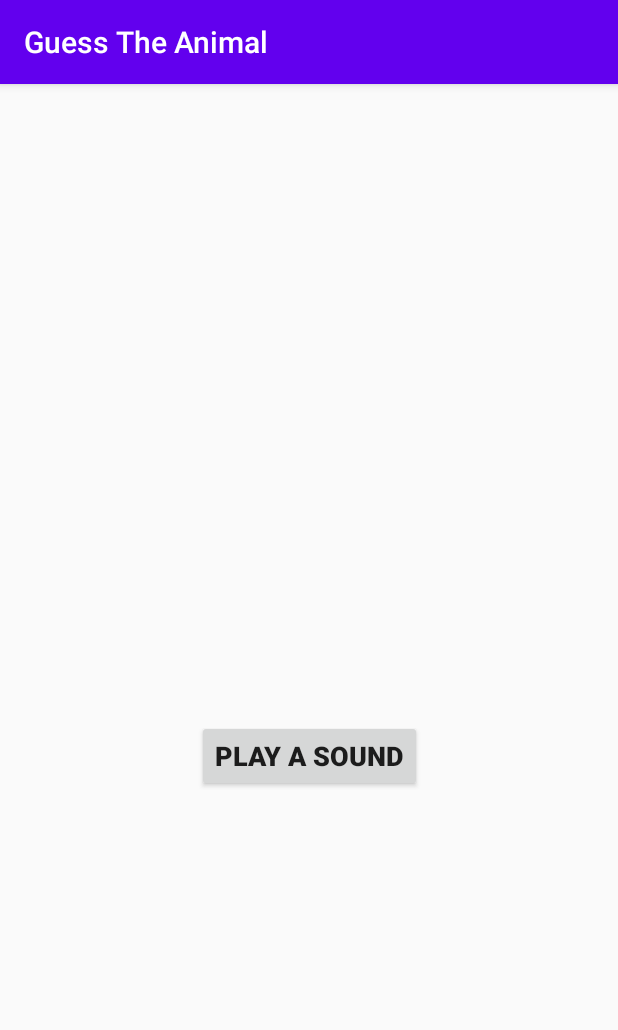
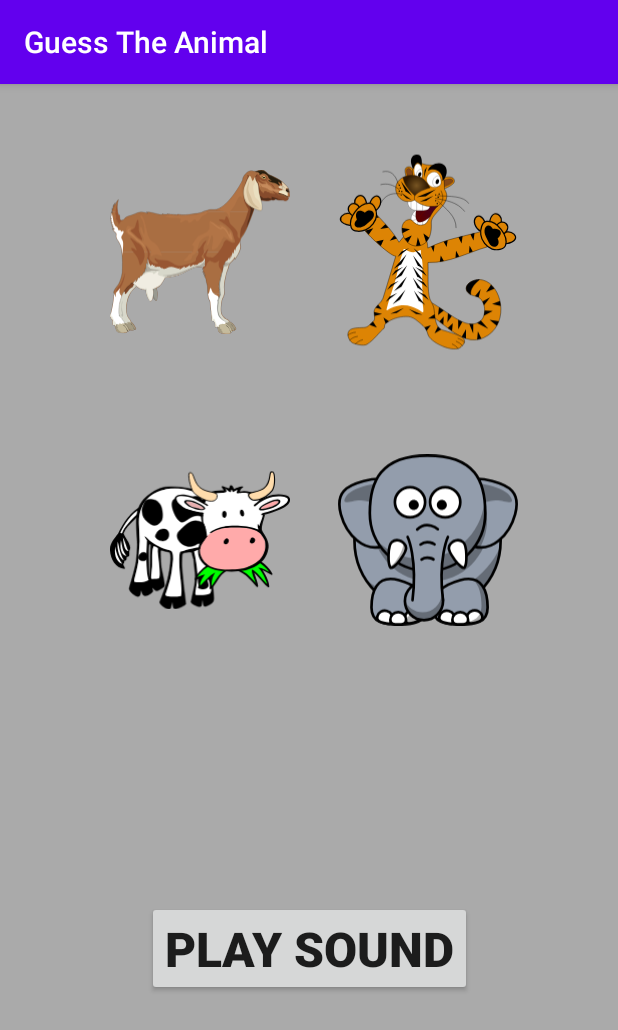
Before and after one commit to maXXCZ1/GTA, an Android app: the GameFragment screen opened through its navigation route, on a phone screen of 412 x 824 dp. Shown: the top 1030 px of the screen. Run offline under Robolectric (Android 15) with nearby library versions, the phone set to English and light mode, and no system bars; our stand-ins replace data binding.

Commit message:
pickAnimals(), Livedata observers, setOnclickListener + function

```diff
--- a/app/src/main/java/opkp/solutions/guesstheanimal/StartupFragment.kt
+++ b/app/src/main/java/opkp/solutions/guesstheanimal/StartupFragment.kt
@@ -13,8 +13,6 @@ import android.view.animation.AnimationUtils
 import androidx.databinding.DataBindingUtil
 import androidx.fragment.app.Fragment
 import androidx.navigation.fragment.findNavController
-
-
 import opkp.solutions.guesstheanimal.databinding.FragmentStartupBinding
 
 
--- a/app/src/main/java/opkp/solutions/guesstheanimal/game/GameFragment.kt
+++ b/app/src/main/java/opkp/solutions/guesstheanimal/game/GameFragment.kt
@@ -1,11 +1,20 @@
 package opkp.solutions.guesstheanimal.game
 
+import android.media.MediaPlayer
 import android.os.Bundle
-import androidx.fragment.app.Fragment
+import android.util.Log
 import android.view.LayoutInflater
 import android.view.View
 import android.view.ViewGroup
+import android.widget.Toast
+import androidx.databinding.DataBindingUtil
+import androidx.fragment.app.Fragment
+import androidx.lifecycle.LifecycleObserver
+import androidx.lifecycle.ViewModelProvider
+import androidx.navigation.fragment.findNavController
 import opkp.solutions.guesstheanimal.R
+import opkp.solutions.guesstheanimal.databinding.FragmentGameBinding
+
 
 // TODO: Rename parameter arguments, choose names that match
 // the fragment initialization parameters, e.g. ARG_ITEM_NUMBER
@@ -17,34 +26,62 @@ import opkp.solutions.guesstheanimal.R
  */
 class GameFragment : Fragment() {
 
+    private lateinit var viewModel: GameViewModel
+    private lateinit var soundPlayer: MediaPlayer
+    private var soundID: kotlin.Int = 0
 
     override fun onCreateView(
         inflater: LayoutInflater, container: ViewGroup?,
         savedInstanceState: Bundle?
     ): View? {
         // Inflate the layout for this fragment
-        return inflater.inflate(R.layout.fragment_game, container, false)
+        val binding = DataBindingUtil.inflate<FragmentGameBinding>(
+            inflater,
+            R.layout.fragment_game,
+            container,
+            false
+        )
+        viewModel = ViewModelProvider(this).get(GameViewModel::class.java)
 
 
+//        TODO maybe implament later
+        binding.gameviewModel = viewModel
+        binding.lifecycleOwner = viewLifecycleOwner
+
+
+
+        viewModel.picture1.observe(viewLifecycleOwner, binding.picture1::setImageResource)
+        viewModel.picture2.observe(viewLifecycleOwner, binding.picture2::setImageResource)
+        viewModel.picture3.observe(viewLifecycleOwner, binding.picture3::setImageResource)
+        viewModel.picture4.observe(viewLifecycleOwner, binding.picture4::setImageResource)
+
+        viewModel.buttonSound.observe(
+            viewLifecycleOwner,
+            { newSoundID -> soundID = newSoundID }
+        )
+
+        viewModel.eventGameFinished.observe(viewLifecycleOwner,
+            { hasFinished -> if (hasFinished) gameFinished() })
+
+        binding.soundButton.setOnClickListener { onClick()}
+
+        return binding.root
     }
 
-//    companion object {
-//        /**
-//         * Use this factory method to create a new instance of
-//         * this fragment using the provided parameters.
-//         *
-//         * @param param1 Parameter 1.
-//         * @param param2 Parameter 2.
-//         * @return A new instance of fragment Game.
-//         */
-//        // TODO: Rename and change types and number of parameters
-//        @JvmStatic
-//        fun newInstance(param1: String, param2: String) =
-//            GameFragment().apply {
-//                arguments = Bundle().apply {
-//                    putString(ARG_PARAM1, param1)
-//                    putString(ARG_PARAM2, param2)
-//                }
-//            }
-//    }
+    private fun onClick() {
+        soundPlayer = MediaPlayer.create(context, soundID)
+        Log.d("GameFragment", "Value of sound: $soundID")
+        soundPlayer.start()
+    }
+
+    private fun gameFinished() {
+        Toast.makeText(activity, "Game Finished", Toast.LENGTH_LONG).show()
+        findNavController().navigate(GameFragmentDirections.actionGameFragmentToGameOverFragment())
+    }
+
+    override fun onPause() {
+        Log.d("GameFragment", "onPause started")
+        super.onPause()
+        soundPlayer.stop()
+    }
 }
--- /dev/null
+++ b/app/src/main/java/opkp/solutions/guesstheanimal/game/GameOverFragment.kt
@@ -0,0 +1,33 @@
+package opkp.solutions.guesstheanimal.game
+
+import android.os.Bundle
+import androidx.fragment.app.Fragment
+import android.view.LayoutInflater
+import android.view.View
+import android.view.ViewGroup
+import androidx.databinding.DataBindingUtil
+import opkp.solutions.guesstheanimal.R
+import opkp.solutions.guesstheanimal.databinding.FragmentGameOverBinding
+
+
+
+/**
+ * A simple [Fragment] subclass.
+ * Use the [GameOverFragment.newInstance] factory method to
+ * create an instance of this fragment.
+ */
+class GameOverFragment : Fragment() {
+
+    override fun onCreateView(
+        inflater: LayoutInflater, container: ViewGroup?,
+        savedInstanceState: Bundle?
+    ): View? {
+        // Inflate the layout for this fragment
+        val binding = DataBindingUtil.inflate<FragmentGameOverBinding>(inflater, R.layout.fragment_game_over, container, false)
+
+
+        return binding.root
+    }
+
+
+}
--- a/app/src/main/java/opkp/solutions/guesstheanimal/game/GameViewModel.kt
+++ b/app/src/main/java/opkp/solutions/guesstheanimal/game/GameViewModel.kt
@@ -1,15 +1,39 @@
 package opkp.solutions.guesstheanimal.game
 
+import android.util.Log
+import androidx.lifecycle.LiveData
+import androidx.lifecycle.MutableLiveData
+import androidx.lifecycle.ViewModel
 import opkp.solutions.guesstheanimal.R
 import opkp.solutions.guesstheanimal.dataclass.Animal
 
-class GameViewModel {
 
 
-    val picture1 = Int
-    val picture2 = Int
-    val picture3 = Int
-    val picture4 = Int
+class GameViewModel : ViewModel() {
+
+    private val _picture1 = MutableLiveData<Int>()
+    val picture1: LiveData<Int>
+        get() = _picture1
+
+    private val _picture2 = MutableLiveData<Int>()
+    val picture2: LiveData<Int>
+        get() = _picture2
+
+    private val _picture3 = MutableLiveData<Int>()
+    val picture3: LiveData<Int>
+        get() = _picture3
+
+    private val _picture4 = MutableLiveData<Int>()
+    val picture4: LiveData<Int>
+        get() = _picture4
+
+    private val _buttonSound = MutableLiveData<Int>()
+    val buttonSound: LiveData<Int>
+        get() = _buttonSound
+
+    private val _eventGameFinished = MutableLiveData<Boolean>()
+    val eventGameFinished: LiveData<Boolean>
+        get() = _eventGameFinished
 
     private val animalList: MutableList<Animal> = mutableListOf(
         Animal("buffalo", R.drawable.ic_buffalo, R.raw.buffalo),
@@ -33,15 +57,61 @@ class GameViewModel {
         Animal("turkey", R.drawable.ic_turkey, R.raw.turkey),
         Animal("wolf", R.drawable.ic_wolf, R.raw.wolf)
     )
+
+    private fun resetList() {
+        animalList.shuffle()
+    }
+
+    init {
+        _picture1.value = 0
+        _picture1.value = 0
+        _picture1.value = 0
+        _picture1.value = 0
+        _buttonSound.value = 0
+
+        resetList()
+        pickAnimals()
+    }
+
     private fun pickAnimals() {
-        animalList.shuffle()
+
         if (animalList.size >= 4) {
-            //TODO choose 4 pictures from list as picture1-4 and remove them from list
+            _eventGameFinished.value = false
+            Log.d("GameViewModel", "Animal list size is ${animalList.size}")
+            // pick 4 animals to list
+            val anim1 = animalList.removeAt(0)
+            val anim2 = animalList.removeAt(0)
+            val anim3 = animalList.removeAt(0)
+            val anim4 = animalList.removeAt(0)
+
+            Log.d("GameViewModel", "Animalselection list size is ${animalList.size}")
+            val animalSelection: MutableList<Animal> = mutableListOf(
+                anim1, anim2, anim3, anim4
+            )
+            Log.d("GameViewModel", "Animal list size is ${animalSelection.size}")
+
+            // get random animal and assign it's sound to variable
+            val listSize = 0..3
+            val randomAnimal = listSize.random()
+            Log.d("GameViewModel", "Int is $randomAnimal")
+            val animalSound = animalSelection[randomAnimal].sound
+            Log.d("GameViewModel", "Button Int is ${animalSelection[randomAnimal].sound}")
+
+            // assign values to observable variables
+            _buttonSound.value = animalSound
+            _picture1.value = animalSelection[0].image
+            _picture2.value = animalSelection[1].image
+            _picture3.value = animalSelection[2].image
+            _picture4.value = animalSelection[3].image
+
+
         } else {
-            //TODO Navcontroller GameFragment -> GameOverFragment
+            _eventGameFinished.value = true
         }
     }
 
-
-
+    override fun onCleared() {
+        super.onCleared()
+        Log.d("GameViewModel", "onCleared called")
+    }
 }
--- a/app/src/main/res/layout/fragment_game.xml
+++ b/app/src/main/res/layout/fragment_game.xml
@@ -1,56 +1,69 @@
 <?xml version="1.0" encoding="utf-8"?>
-<androidx.constraintlayout.widget.ConstraintLayout xmlns:android="http://schemas.android.com/apk/res/android"
-    xmlns:app="http://schemas.android.com/apk/res-auto"
-    xmlns:tools="http://schemas.android.com/tools"
+<layout xmlns:tools="http://schemas.android.com/tools"
+    xmlns:android="http://schemas.android.com/apk/res/android"
+    xmlns:app="http://schemas.android.com/apk/res-auto">
+
+    <data>
+
+        <variable
+            name="gameviewModel"
+            type="opkp.solutions.guesstheanimal.game.GameViewModel" />
+    </data>
+
+    <!-- TODO -> make proper databinding with viewmodel.picture 1-4 -->
+
+    <androidx.constraintlayout.widget.ConstraintLayout
         android:layout_width="match_parent"
         android:layout_height="match_parent"
-    tools:context=".game.Game" >
+        android:background="@android:color/darker_gray">
 
         <ImageView
             android:id="@+id/picture_1"
-        android:layout_width="wrap_content"
-        android:layout_height="wrap_content"
-        android:layout_marginStart="64dp"
-        android:layout_marginTop="64dp"
+            android:layout_width="120dp"
+            android:layout_height="160dp"
+            android:layout_marginTop="32dp"
             android:contentDescription="@string/picture_1_contentdesc"
+            app:layout_constraintEnd_toEndOf="parent"
+            app:layout_constraintHorizontal_bias="0.25"
             app:layout_constraintStart_toStartOf="parent"
-        app:layout_constraintTop_toTopOf="parent"
-        tools:src="@tools:sample/avatars" />
+            app:layout_constraintTop_toTopOf="parent" />
+        <!--            tools:src="@{viewModel.picture1}" -->
+
 
         <ImageView
             android:id="@+id/picture_2"
-        android:layout_width="wrap_content"
-        android:layout_height="wrap_content"
-        android:layout_marginStart="64dp"
-        android:layout_marginEnd="64dp"
+            android:layout_width="120dp"
+            android:layout_height="160dp"
+            android:layout_marginStart="32dp"
             android:contentDescription="@string/picture_2_contentdesc"
-        app:layout_constraintEnd_toEndOf="parent"
             app:layout_constraintStart_toEndOf="@+id/picture_1"
-        app:layout_constraintTop_toTopOf="@+id/picture_1"
-        tools:src="@tools:sample/avatars" />
+            app:layout_constraintTop_toTopOf="@+id/picture_1" />
+        <!--            tools:src="@{viewModel.picture2}" -->
+
 
         <ImageView
             android:id="@+id/picture_3"
-        android:layout_width="wrap_content"
-        android:layout_height="wrap_content"
-        android:layout_marginStart="64dp"
-        android:layout_marginTop="64dp"
+            android:layout_width="120dp"
+            android:layout_height="160dp"
+            android:layout_marginTop="32dp"
             android:contentDescription="@string/picture_3_contentdesc"
+            app:layout_constraintEnd_toEndOf="parent"
+            app:layout_constraintHorizontal_bias="0.25"
             app:layout_constraintStart_toStartOf="parent"
-        app:layout_constraintTop_toBottomOf="@+id/picture_1"
-        tools:src="@tools:sample/avatars" />
+            app:layout_constraintTop_toBottomOf="@+id/picture_1" />
+        <!--            tools:src="@{viewModel.picture3}" -->
+
 
         <ImageView
             android:id="@+id/picture_4"
-        android:layout_width="wrap_content"
-        android:layout_height="wrap_content"
-        android:layout_marginStart="64dp"
-        android:layout_marginEnd="64dp"
+            android:layout_width="120dp"
+            android:layout_height="160dp"
+            android:layout_marginStart="32dp"
             android:contentDescription="@string/picture_4_contentdesc"
-        app:layout_constraintEnd_toEndOf="parent"
             app:layout_constraintStart_toEndOf="@+id/picture_3"
-        app:layout_constraintTop_toTopOf="@+id/picture_3"
-        tools:src="@tools:sample/avatars" />
+            app:layout_constraintTop_toTopOf="@+id/picture_3" />
+        <!--            tools:src="@{viewModel.picture4}" -->
+
 
         <Button
             android:id="@+id/sound_button"
@@ -61,10 +74,12 @@
             android:layout_marginEnd="16dp"
             android:layout_marginBottom="16dp"
             android:text="@string/sound_button"
-        android:textSize="18sp"
+            android:textSize="32sp"
             android:textStyle="bold"
             app:layout_constraintBottom_toBottomOf="parent"
             app:layout_constraintEnd_toEndOf="parent"
             app:layout_constraintStart_toStartOf="parent"
             app:layout_constraintTop_toBottomOf="@+id/picture_3" />
     </androidx.constraintlayout.widget.ConstraintLayout>
+
+</layout>
--- /dev/null
+++ b/app/src/main/res/layout/fragment_game_over.xml
@@ -0,0 +1,23 @@
+<?xml version="1.0" encoding="utf-8"?>
+
+<layout xmlns:android="http://schemas.android.com/apk/res/android"
+    xmlns:app="http://schemas.android.com/apk/res-auto"
+    xmlns:tools="http://schemas.android.com/tools">
+
+    <androidx.constraintlayout.widget.ConstraintLayout
+        android:layout_width="match_parent"
+        android:layout_height="match_parent"
+        tools:context=".game.GameOverFragment">
+
+        <TextView
+            android:id="@+id/textView"
+            android:layout_width="wrap_content"
+            android:layout_height="wrap_content"
+            android:text="TextView"
+            android:textSize="36sp"
+            app:layout_constraintBottom_toBottomOf="parent"
+            app:layout_constraintEnd_toEndOf="parent"
+            app:layout_constraintStart_toStartOf="parent"
+            app:layout_constraintTop_toTopOf="parent" />
+    </androidx.constraintlayout.widget.ConstraintLayout>
+</layout>
--- a/app/src/main/res/navigation/nav_graph.xml
+++ b/app/src/main/res/navigation/nav_graph.xml
@@ -29,5 +29,17 @@
             android:name="returnBack"
             app:argType="boolean"
             android:defaultValue="true" />
+        <action
+            android:id="@+id/action_gameFragment_to_gameOverFragment"
+            app:destination="@id/gameOverFragment" />
+    </fragment>
+    <fragment
+        android:id="@+id/gameOverFragment"
+        android:name="opkp.solutions.guesstheanimal.game.GameOverFragment"
+        android:label="fragment_game_over"
+        tools:layout="@layout/fragment_game_over" >
+        <action
+            android:id="@+id/action_gameOverFragment_to_gameFragment"
+            app:destination="@id/gameFragment" />
     </fragment>
 </navigation>
--- a/app/src/main/res/values/strings.xml
+++ b/app/src/main/res/values/strings.xml
@@ -4,5 +4,5 @@
     <string name="hello_blank_fragment">Hello blank fragment</string>
     <string name="play_button_text">Play</string>
     <string name="picture_4_contentdesc">Picture of fourth animal</string>
-    <string name="sound_button">Play a sound</string>
+    <string name="sound_button">Play sound</string>
 </resources>
```
Lines whose indentation alone changed are shown as unchanged.
